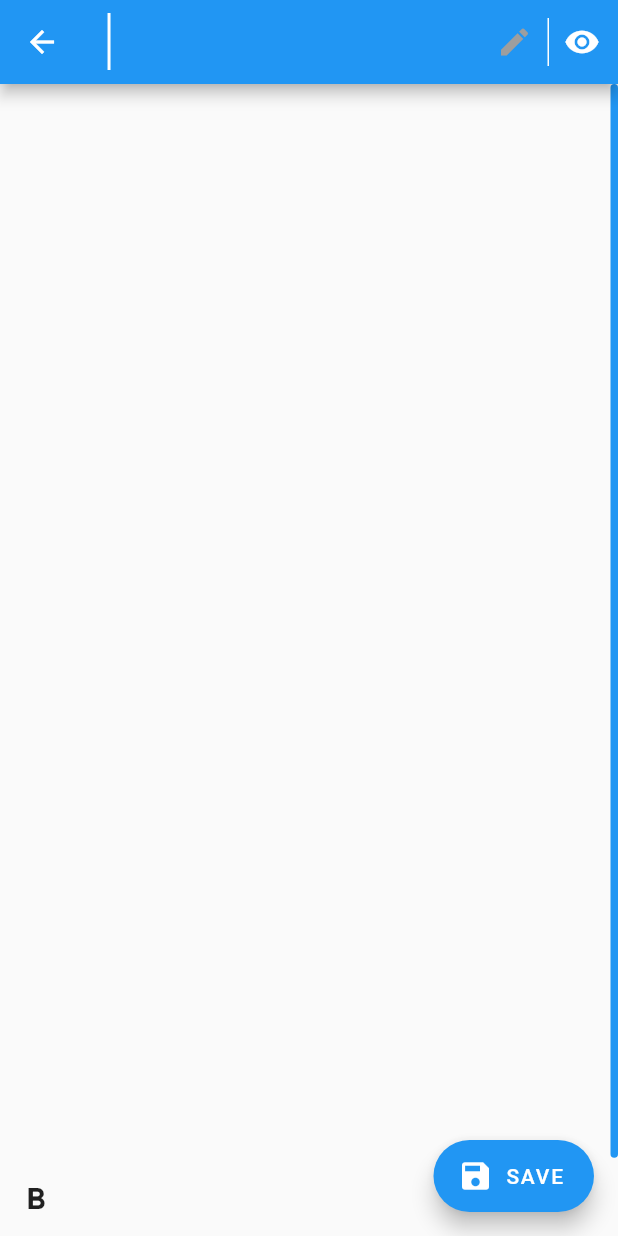
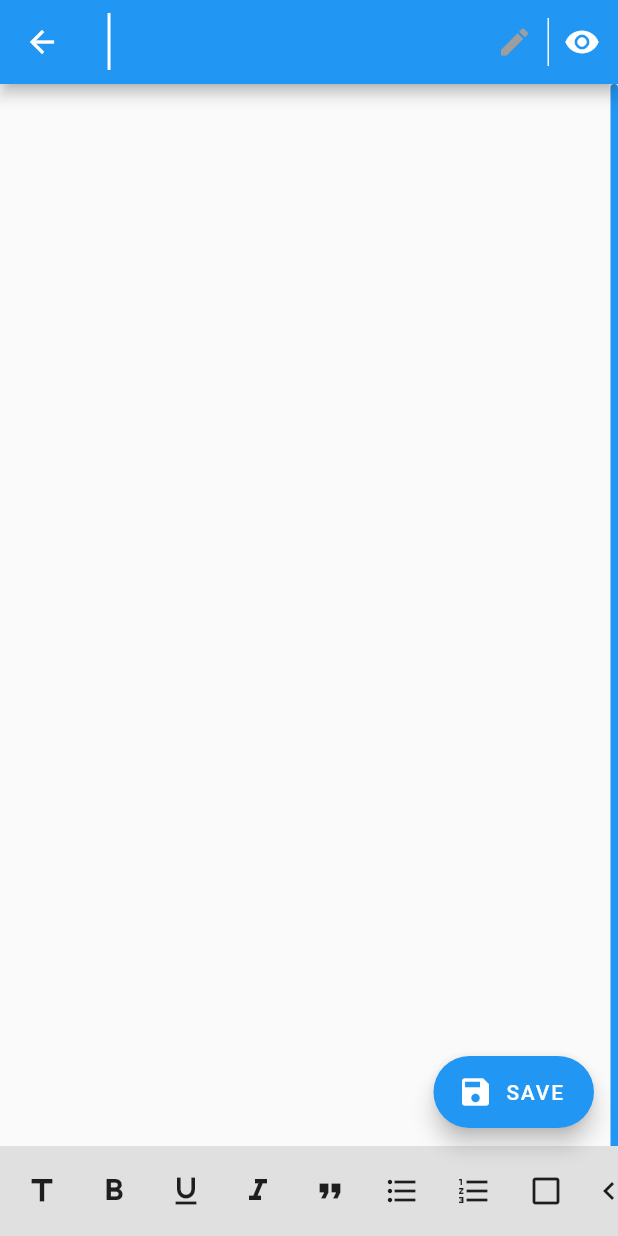
Before and after one commit to heyhey1028/flutter-toybox, a Flutter app: the EditScreenBody screen opened directly, on a phone screen of 412 x 824 dp. Run offline on Flutter 3.47's test engine with Material 2 defaults, Android fonts, the phone set to English and light mode, and no system bars; our stand-ins replace cloud_firestore, firebase_core, flutter_markdown; accounts and stored records are empty.

Commit message:
add: added effect buttons

```diff
--- a/lib/screens/mark_down/screen/edit_screen.dart
+++ b/lib/screens/mark_down/screen/edit_screen.dart
@@ -86,20 +86,95 @@ class EditScreenBody extends StatelessWidget {
                 ),
                 Align(
                   alignment: Alignment.bottomLeft,
-                  child: Row(
-                    children: [
-                      IconButton(
-                        icon: Icon(Icons.format_bold),
+                  child: IconButtonsContainer(
                     onPressed: () => print(
                         'selected text:${state.bodyController.selection.textInside(state.bodyController.text)}'),
-                      )
-                    ],
                   ),
                 )
               ],
             ),
           ),
         ),
+      ),
+    );
+  }
+}
+
+class IconButtonsContainer extends StatelessWidget {
+  const IconButtonsContainer({Key key, this.onPressed}) : super(key: key);
+  final VoidCallback onPressed;
+
+  @override
+  Widget build(BuildContext context) {
+    return Container(
+      // margin: EdgeInsets.only(bottom: 80),
+      height: 60,
+      decoration: BoxDecoration(
+        color: Colors.grey[300],
+        // border: Border.all(
+        //   color: Colors.black,
+        // ),
+      ),
+      child: ListView(
+        padding: EdgeInsets.all(4),
+        scrollDirection: Axis.horizontal,
+        physics: const BouncingScrollPhysics(
+            parent: AlwaysScrollableScrollPhysics()),
+        children: [
+          IconButton(
+            icon: Icon(Icons.title),
+            onPressed: onPressed,
+          ),
+          IconButton(
+            icon: Icon(Icons.format_bold),
+            onPressed: onPressed,
+          ),
+          IconButton(
+            icon: Icon(Icons.format_underline),
+            onPressed: onPressed,
+          ),
+          IconButton(
+            icon: Icon(Icons.format_italic),
+            onPressed: onPressed,
+          ),
+          IconButton(
+            icon: Icon(Icons.format_quote),
+            onPressed: onPressed,
+          ),
+          IconButton(
+            icon: Icon(Icons.format_list_bulleted),
+            onPressed: onPressed,
+          ),
+          IconButton(
+            icon: Icon(Icons.format_list_numbered),
+            onPressed: onPressed,
+          ),
+          IconButton(
+            icon: Icon(Icons.check_box_outline_blank),
+            onPressed: onPressed,
+          ),
+          IconButton(
+            icon: Icon(Icons.code),
+            onPressed: onPressed,
+          ),
+          IconButton(
+            icon: Icon(Icons.link),
+            onPressed: onPressed,
+          ),
+          IconButton(
+            icon: Icon(Icons.insert_photo),
+            onPressed: onPressed,
+          ),
+          IconButton(
+            icon: Icon(Icons.table_chart),
+            onPressed: onPressed,
+          ),
+          IconButton(
+            icon: Icon(Icons.format_indent_increase),
+            onPressed: onPressed,
+          ),
+          SizedBox(width: 60)
+        ],
       ),
     );
   }
@@ -209,7 +284,9 @@ class SaveButton extends StatelessWidget {
 
   @override
   Widget build(BuildContext context) {
-    return FloatingActionButton.extended(
+    return Padding(
+      padding: const EdgeInsets.only(bottom: 56),
+      child: FloatingActionButton.extended(
         onPressed: () async {
           FocusManager.instance.primaryFocus.unfocus();
           try {
@@ -235,6 +312,7 @@ class SaveButton extends StatelessWidget {
         },
         label: Text('SAVE'),
         icon: Icon(Icons.save),
+      ),
     );
   }
 }
```
Lines whose indentation alone changed are shown as unchanged.
